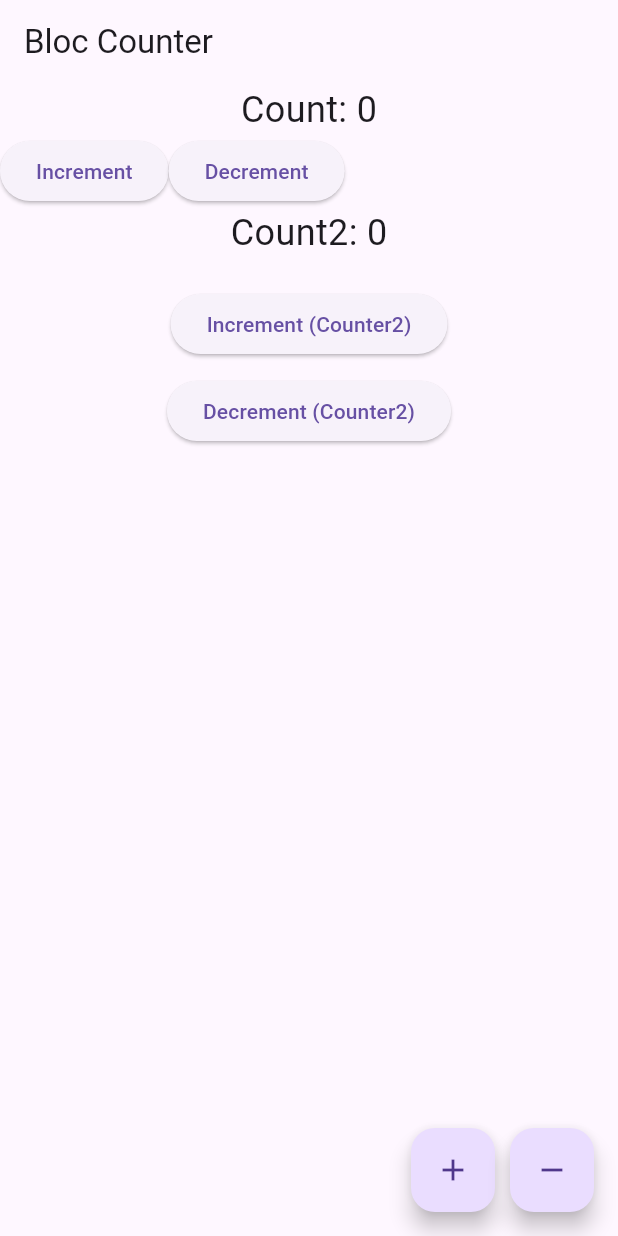
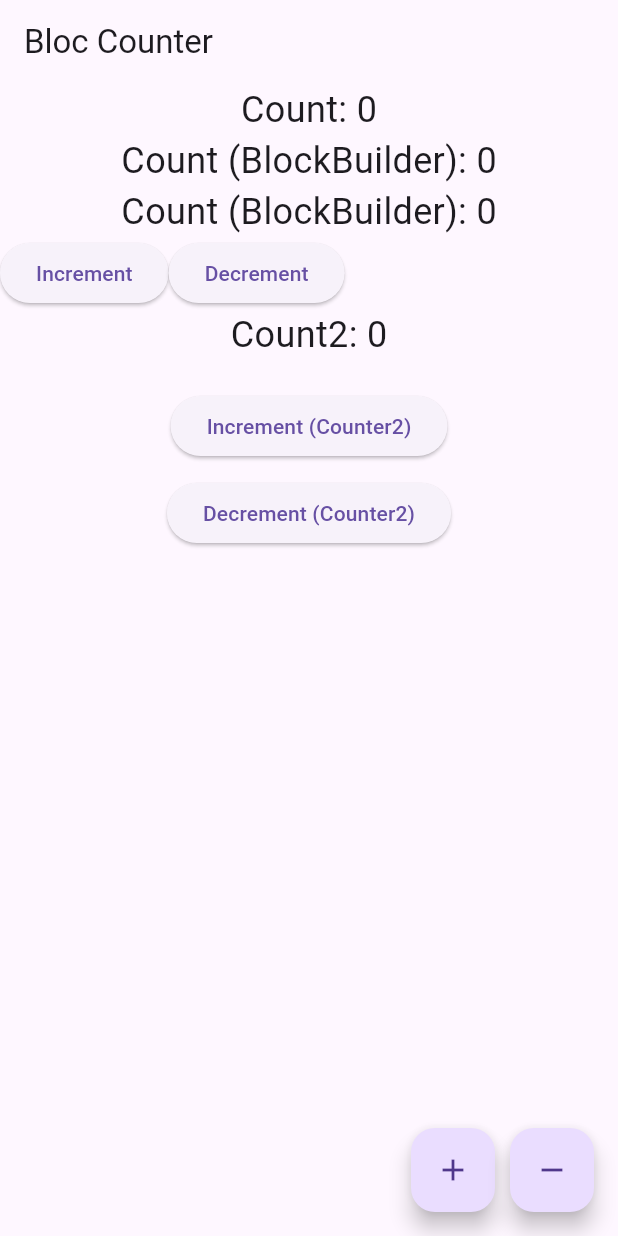
Before and after one commit to BlacMeW/flutter_bloc_01, a Flutter app: the screen it shows after launch, on a phone screen of 412 x 824 dp. Run offline on Flutter 3.47's test engine with Material 3 defaults, Android fonts, the phone set to English and light mode, and no system bars; our stand-ins replace flutter_bloc.

Commit message:
added BlocBuilder 2 State

```diff
--- a/lib/main.dart
+++ b/lib/main.dart
@@ -87,6 +87,23 @@ class CounterPage extends StatelessWidget {
               );
             },
           ),
+          BlocBuilder<CounterBloc, CounterState>(
+            builder: (context, state) {
+              return Text(
+                'Count (BlockBuilder): ${state.count}',
+                style: const TextStyle(fontSize: 24),
+              );
+            },
+          ),
+          BlocBuilder<CounterBloc, CounterState>(
+            buildWhen: (previous, current) => previous.count != current.count,
+            builder: (context, state) {
+              return Text(
+                'Count (BlockBuilder): ${state.count}',
+                style: const TextStyle(fontSize: 24),
+              );
+            },
+          ),
           BlocListener<CounterBloc, CounterState>(
             listenWhen: (previous, current) => current.count == 10,
             listener: (context, state) {
```
